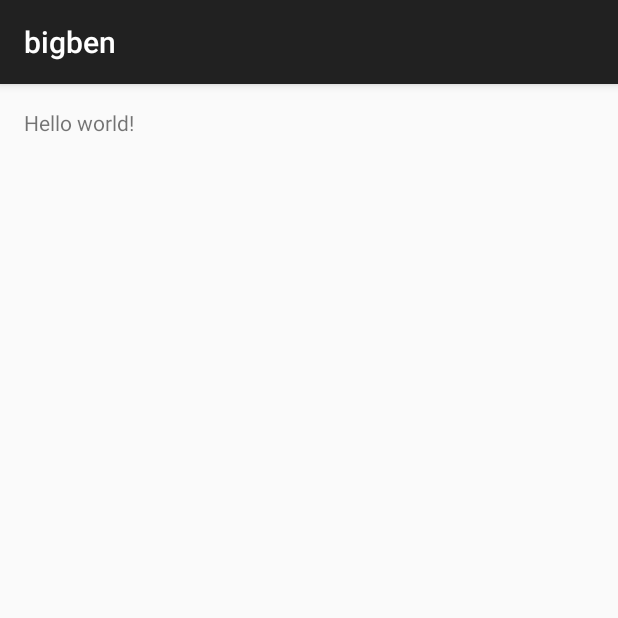
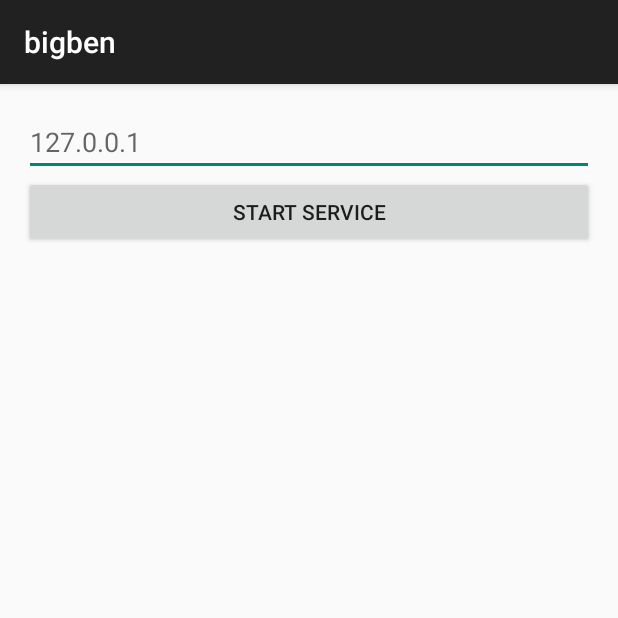
Before and after one commit to lsyiverson/bigben, an Android app: the screen it shows after launch (MainActivity), on a phone screen of 412 x 824 dp, the top half of it. Run offline under Robolectric (Android 15) with nearby library versions, the phone set to English and light mode, and no system bars; our stand-ins replace ButterKnife.

Commit message:
[lsyiverson]: start service in first activity

```diff
--- a/app/build.gradle
+++ b/app/build.gradle
@@ -23,4 +23,7 @@ dependencies {
     compile fileTree(dir: 'libs', include: ['*.jar'])
     compile 'com.android.support:appcompat-v7:22.2.0'
     compile 'org.altbeacon:android-beacon-library:2+'
+    compile 'com.squareup.retrofit:retrofit:1.9.0'
+    compile 'com.google.code.gson:gson:2.3'
+    compile 'com.jakewharton:butterknife:7.0.1'
 }
--- /dev/null
+++ b/app/src/main/java/com/lsyiverson/bigben/BaseActivity.java
@@ -0,0 +1,13 @@
+package com.lsyiverson.bigben;
+
+import android.support.v7.app.AppCompatActivity;
+
+import butterknife.ButterKnife;
+
+public abstract class BaseActivity extends AppCompatActivity {
+    @Override
+    public void setContentView(int layoutResID) {
+        super.setContentView(layoutResID);
+        ButterKnife.bind(this);
+    }
+}
--- /dev/null
+++ b/app/src/main/java/com/lsyiverson/bigben/BigBenApplication.java
@@ -0,0 +1,29 @@
+package com.lsyiverson.bigben;
+
+import android.app.Application;
+
+public class BigBenApplication extends Application {
+    private static BigBenApplication instance;
+
+    public static final String HTTP_PREFIX = "http://";
+
+    private String hostIp = "127.0.0.1";
+
+    @Override
+    public void onCreate() {
+        super.onCreate();
+        instance = this;
+    }
+
+    public static BigBenApplication getInstance() {
+        return instance;
+    }
+
+    public String getUrl() {
+        return HTTP_PREFIX + hostIp;
+    }
+
+    public void setHostIp(String ip) {
+        hostIp = ip;
+    }
+}
--- a/app/src/main/java/com/lsyiverson/bigben/MainActivity.java
+++ b/app/src/main/java/com/lsyiverson/bigben/MainActivity.java
@@ -1,20 +1,59 @@
 package com.lsyiverson.bigben;
 
+import android.app.ActivityManager;
+import android.content.Context;
 import android.content.Intent;
 import android.os.Bundle;
-import android.support.v7.app.AppCompatActivity;
-
+import android.widget.Button;
+import android.widget.EditText;
 
 import com.lsyiverson.bigben.service.BeaconService;
 
+import butterknife.Bind;
+import butterknife.OnClick;
 
-public class MainActivity extends AppCompatActivity {
+
+public class MainActivity extends BaseActivity {
+    @Bind(R.id.host_ip)
+    EditText hostIp;
+
+    @Bind(R.id.service_button)
+    Button serviceButton;
+
     @Override
     protected void onCreate(Bundle savedInstanceState) {
         super.onCreate(savedInstanceState);
         setContentView(R.layout.activity_main);
-
-        startService(new Intent(this, BeaconService.class));
     }
 
+    @Override
+    protected void onResume() {
+        super.onResume();
+        if (isServiceRunning(BeaconService.class)) {
+            serviceButton.setText(R.string.stop_service);
+        } else {
+            serviceButton.setText(R.string.start_service);
+        }
+    }
+
+    @OnClick(R.id.service_button)
+    void onServiceButtonClicked() {
+        if (isServiceRunning(BeaconService.class)) {
+            stopService(new Intent(this, BeaconService.class));
+            serviceButton.setText(R.string.start_service);
+        } else {
+            startService(new Intent(this, BeaconService.class));
+            serviceButton.setText(R.string.stop_service);
+        }
+    }
+
+    private boolean isServiceRunning(Class<?> serviceClass) {
+        ActivityManager manager = (ActivityManager) getSystemService(Context.ACTIVITY_SERVICE);
+        for (ActivityManager.RunningServiceInfo service : manager.getRunningServices(Integer.MAX_VALUE)) {
+            if (serviceClass.getName().equals(service.service.getClassName())) {
+                return true;
+            }
+        }
+        return false;
+    }
 }
--- a/app/src/main/res/layout/activity_main.xml
+++ b/app/src/main/res/layout/activity_main.xml
@@ -1,11 +1,22 @@
-<RelativeLayout xmlns:android="http://schemas.android.com/apk/res/android"
+<LinearLayout xmlns:android="http://schemas.android.com/apk/res/android"
     xmlns:tools="http://schemas.android.com/tools" android:layout_width="match_parent"
     android:layout_height="match_parent" android:paddingLeft="@dimen/activity_horizontal_margin"
     android:paddingRight="@dimen/activity_horizontal_margin"
     android:paddingTop="@dimen/activity_vertical_margin"
-    android:paddingBottom="@dimen/activity_vertical_margin" tools:context=".MainActivity">
+    android:paddingBottom="@dimen/activity_vertical_margin"
+    tools:context=".MainActivity"
+    android:orientation="vertical">
 
-    <TextView android:text="@string/hello_world" android:layout_width="wrap_content"
-        android:layout_height="wrap_content" />
+    <EditText
+        android:id="@+id/host_ip"
+        android:layout_width="match_parent"
+        android:layout_height="wrap_content"
+        android:hint="127.0.0.1"/>
 
-</RelativeLayout>
+    <Button
+        android:id="@+id/service_button"
+        android:layout_width="match_parent"
+        android:layout_height="wrap_content"
+        android:text="@string/start_service"/>
+
+</LinearLayout>
--- a/app/src/main/res/values/strings.xml
+++ b/app/src/main/res/values/strings.xml
@@ -4,4 +4,6 @@
     <string name="hello_world">Hello world!</string>
     <string name="action_settings">Settings</string>
     <string name="title_activity_ranging">RangingActivity</string>
+    <string name="start_service">Start service</string>
+    <string name="stop_service">Stop service</string>
 </resources>
```
Also changed, not shown: app/src/main/AndroidManifest.xml (+4 -3 lines), app/src/main/java/com/lsyiverson/bigben/model/BeaconInfo.java (added, +21 -0 lines), app/src/main/java/com/lsyiverson/bigben/rest/ItemTypeAdapterFactory.java (added, +33 -0 lines), app/src/main/java/com/lsyiverson/bigben/rest/RestClient.java (added, +29 -0 lines), app/src/main/java/com/lsyiverson/bigben/rest/service/DataService.java (added, +14 -0 lines), 2 other files.
